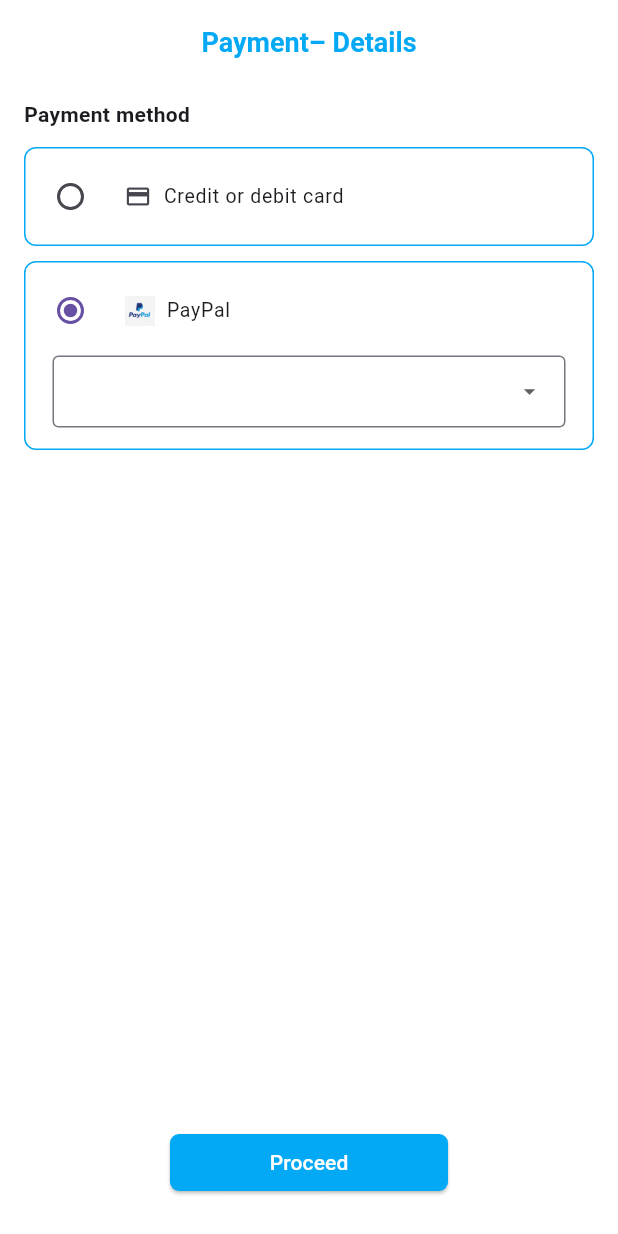
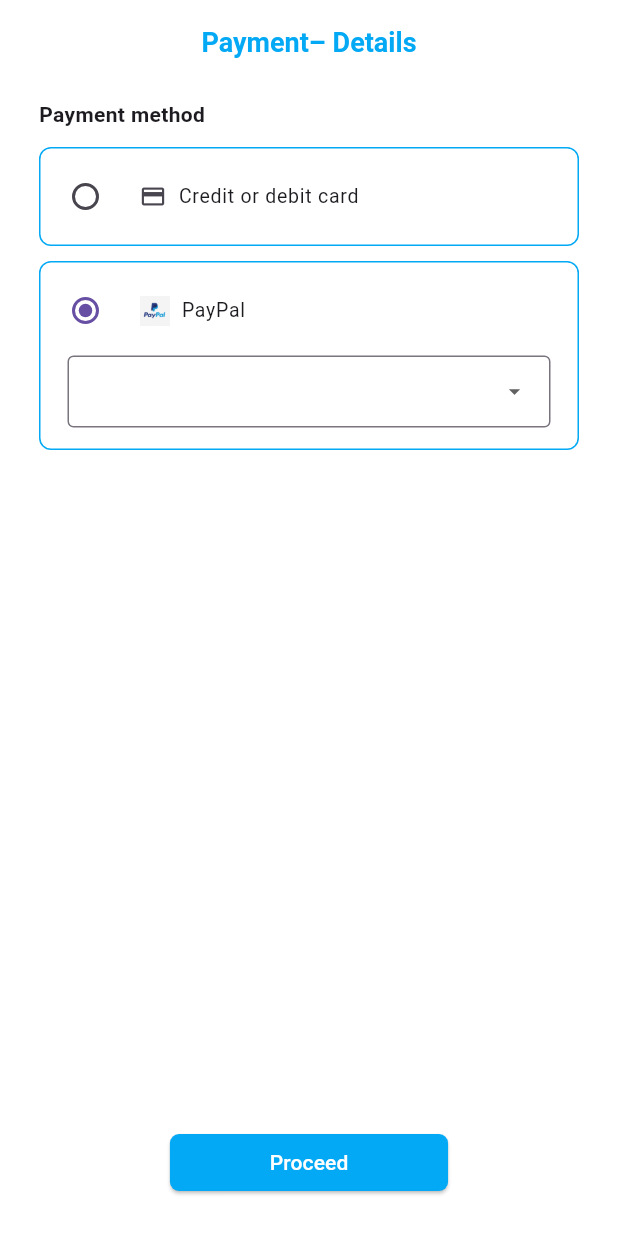
Before and after one commit to MuhammadAbubakarAwann/FYP-smart-shopping-app, a Flutter app: the PaymentDetailsScreen screen opened directly, on a phone screen of 412 x 824 dp. Run offline on Flutter 3.47's test engine with Material 3 defaults, Android fonts, the phone set to English and light mode, and no system bars; our stand-ins replace firebase_auth, firebase_core, fluttertoast, qr_flutter; missing offline and left inert: mobile_scanner; accounts and stored records are empty.

```diff
--- a/lib/screens/payment_screen.dart
+++ b/lib/screens/payment_screen.dart
@@ -40,7 +40,7 @@ class _PaymentDetailsScreenState extends State<PaymentDetailsScreen> {
         ),
       ),
       body: Padding(
-        padding: const EdgeInsets.symmetric(horizontal: 16.0, vertical: 10),
+        padding: const EdgeInsets.symmetric(horizontal: 26.0, vertical: 10),
         child: Column(
           crossAxisAlignment: CrossAxisAlignment.start,
           children: [
```
